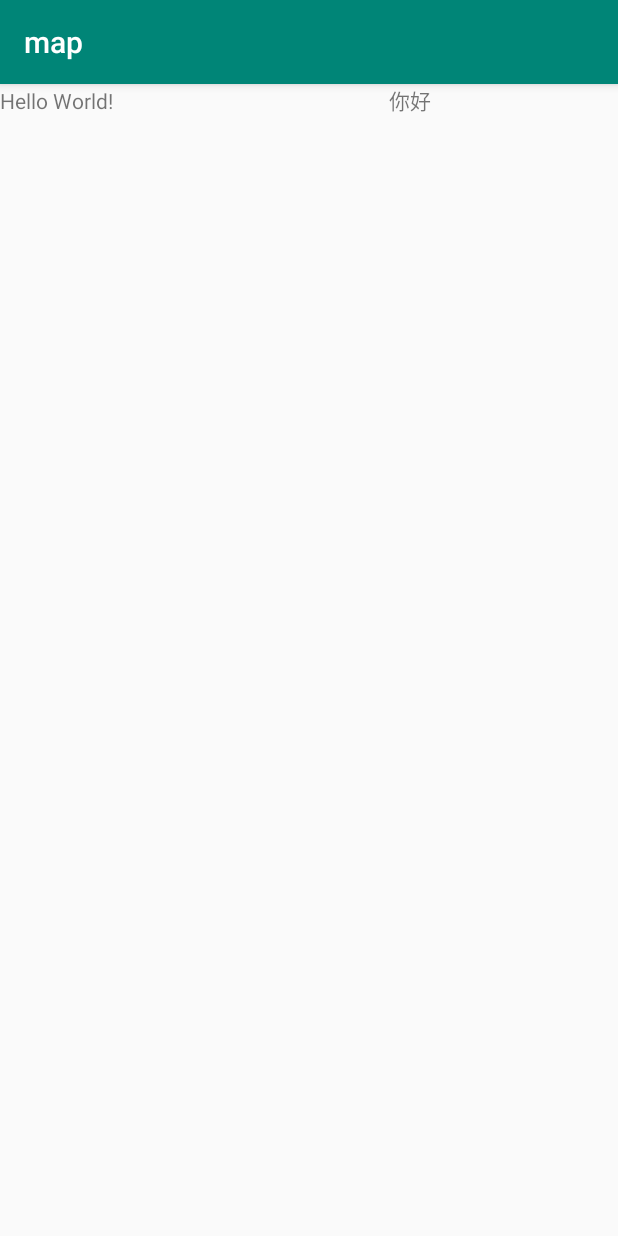
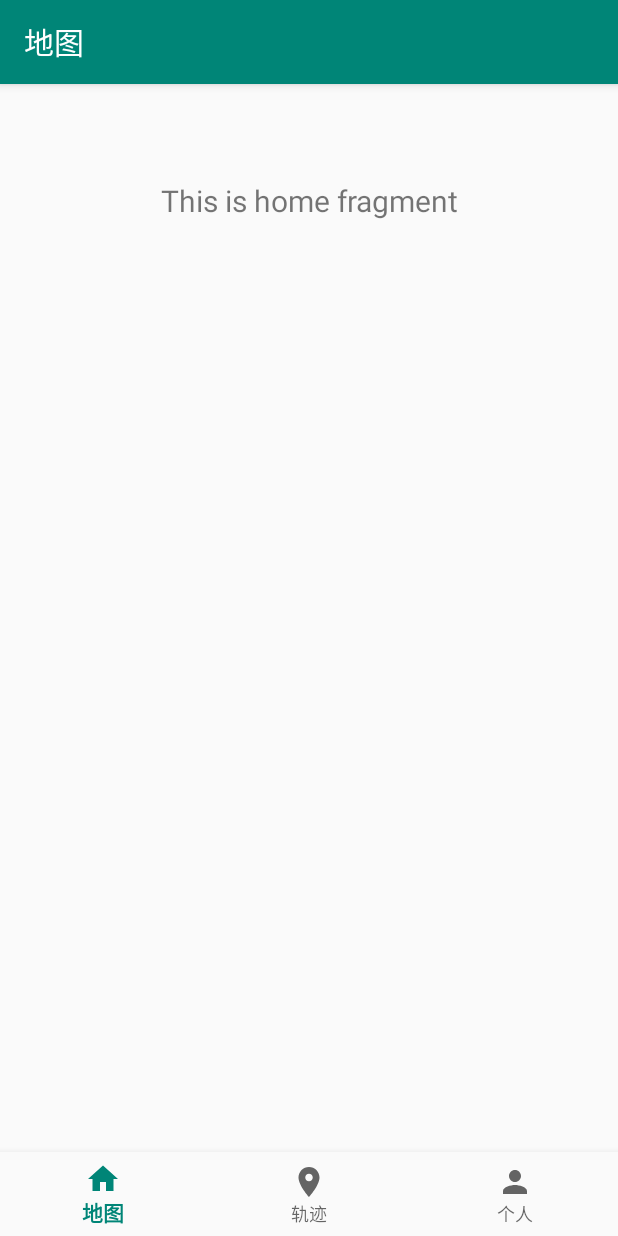
Before and after one commit to yddjyy/map, an Android app: the screen it shows after launch (MainActivity before the commit, navigation01 after it), on a phone screen of 412 x 824 dp. Run offline under Robolectric (Android 15) with nearby library versions, the phone set to English and light mode, and no system bars; our stand-ins replace navigation-ui.

Commit message:
ysj大帅哥

```diff
--- /dev/null
+++ b/app/src/main/java/com/my/map/navigation01.java
@@ -0,0 +1,31 @@
+package com.my.map;
+
+import android.graphics.Typeface;
+import android.os.Bundle;
+import android.widget.TextView;
+
+import com.google.android.material.bottomnavigation.BottomNavigationView;
+
+import androidx.appcompat.app.AppCompatActivity;
+import androidx.navigation.NavController;
+import androidx.navigation.Navigation;
+import androidx.navigation.ui.AppBarConfiguration;
+import androidx.navigation.ui.NavigationUI;
+
+public class navigation01 extends AppCompatActivity {
+    @Override
+    protected void onCreate(Bundle savedInstanceState) {
+        super.onCreate(savedInstanceState);
+        setContentView(R.layout.activity_navigation01);
+        BottomNavigationView navView = findViewById(R.id.nav_view);
+        // Passing each menu ID as a set of Ids because each
+        // menu should be considered as top level destinations.
+        AppBarConfiguration appBarConfiguration = new AppBarConfiguration.Builder(
+                R.id.navigation_home, R.id.navigation_dashboard, R.id.navigation_notifications)
+                .build();
+        NavController navController = Navigation.findNavController(this, R.id.nav_host_fragment);
+        NavigationUI.setupActionBarWithNavController(this, navController, appBarConfiguration);
+        NavigationUI.setupWithNavController(navView, navController);
+    }
+
+}
--- /dev/null
+++ b/app/src/main/java/com/my/map/ui/home/HomeFragment.java
@@ -0,0 +1,35 @@
+package com.my.map.ui.home;
+
+import android.os.Bundle;
+import android.view.LayoutInflater;
+import android.view.View;
+import android.view.ViewGroup;
+import android.widget.TextView;
+
+import androidx.annotation.Nullable;
+import androidx.annotation.NonNull;
+import androidx.fragment.app.Fragment;
+import androidx.lifecycle.Observer;
+import androidx.lifecycle.ViewModelProviders;
+
+import com.my.map.R;
+
+public class HomeFragment extends Fragment {
+
+    private HomeViewModel homeViewModel;
+
+    public View onCreateView(@NonNull LayoutInflater inflater,
+                             ViewGroup container, Bundle savedInstanceState) {
+        homeViewModel =
+                ViewModelProviders.of(this).get(HomeViewModel.class);
+        View root = inflater.inflate(R.layout.fragment_home, container, false);
+        final TextView textView = root.findViewById(R.id.text_home);
+        homeViewModel.getText().observe(this, new Observer<String>() {
+            @Override
+            public void onChanged(@Nullable String s) {
+                textView.setText(s);
+            }
+        });
+        return root;
+    }
+}
--- /dev/null
+++ b/app/src/main/java/com/my/map/ui/home/HomeViewModel.java
@@ -0,0 +1,19 @@
+package com.my.map.ui.home;
+
+import androidx.lifecycle.LiveData;
+import androidx.lifecycle.MutableLiveData;
+import androidx.lifecycle.ViewModel;
+
+public class HomeViewModel extends ViewModel {
+
+    private MutableLiveData<String> mText;
+
+    public HomeViewModel() {
+        mText = new MutableLiveData<>();
+        mText.setValue("This is home fragment");
+    }
+
+    public LiveData<String> getText() {
+        return mText;
+    }
+}
--- /dev/null
+++ b/app/src/main/res/drawable/ic_dashboard_black_24dp.xml
@@ -0,0 +1,9 @@
+<vector xmlns:android="http://schemas.android.com/apk/res/android"
+    android:width="24dp"
+    android:height="24dp"
+    android:viewportWidth="24.0"
+    android:viewportHeight="24.0">
+    <path
+        android:fillColor="#000000"
+        android:pathData="M12,2C8.13,2 5,5.13 5,9c0,5.25 7,13 7,13s7,-7.75 7,-13c0,-3.87 -3.13,-7 -7,-7zM12,11.5c-1.38,0 -2.5,-1.12 -2.5,-2.5s1.12,-2.5 2.5,-2.5 2.5,1.12 2.5,2.5 -1.12,2.5 -2.5,2.5z" />
+</vector>
--- /dev/null
+++ b/app/src/main/res/drawable/ic_home_black_24dp.xml
@@ -0,0 +1,9 @@
+<vector xmlns:android="http://schemas.android.com/apk/res/android"
+    android:width="24dp"
+    android:height="24dp"
+    android:viewportWidth="24.0"
+    android:viewportHeight="24.0">
+    <path
+        android:fillColor="#FF000000"
+        android:pathData="M10,20v-6h4v6h5v-8h3L12,3 2,12h3v8z" />
+</vector>
--- /dev/null
+++ b/app/src/main/res/drawable/ic_notifications_black_24dp.xml
@@ -0,0 +1,9 @@
+<vector xmlns:android="http://schemas.android.com/apk/res/android"
+    android:width="24dp"
+    android:height="24dp"
+    android:viewportWidth="24.0"
+    android:viewportHeight="24.0">
+    <path
+        android:fillColor="#FF000000"
+        android:pathData="M12,12c2.21,0 4,-1.79 4,-4s-1.79,-4 -4,-4 -4,1.79 -4,4 1.79,4 4,4zM12,14c-2.67,0 -8,1.34 -8,4v2h16v-2c0,-2.66 -5.33,-4 -8,-4z" />
+</vector>
--- /dev/null
+++ b/app/src/main/res/layout/activity_navigation01.xml
@@ -0,0 +1,33 @@
+<?xml version="1.0" encoding="utf-8"?>
+<androidx.constraintlayout.widget.ConstraintLayout xmlns:android="http://schemas.android.com/apk/res/android"
+    xmlns:app="http://schemas.android.com/apk/res-auto"
+    android:id="@+id/container"
+    android:layout_width="match_parent"
+    android:layout_height="match_parent"
+    android:paddingTop="?attr/actionBarSize">
+
+    <com.google.android.material.bottomnavigation.BottomNavigationView
+        android:id="@+id/nav_view"
+        android:layout_width="0dp"
+        android:layout_height="wrap_content"
+        android:layout_marginStart="0dp"
+        android:layout_marginEnd="0dp"
+        android:background="?android:attr/windowBackground"
+        app:layout_constraintBottom_toBottomOf="parent"
+        app:layout_constraintLeft_toLeftOf="parent"
+        app:layout_constraintRight_toRightOf="parent"
+        app:menu="@menu/bottom_nav_menu" />
+
+    <fragment
+        android:id="@+id/nav_host_fragment"
+        android:name="androidx.navigation.fragment.NavHostFragment"
+        android:layout_width="match_parent"
+        android:layout_height="match_parent"
+        app:defaultNavHost="true"
+        app:layout_constraintBottom_toTopOf="@id/nav_view"
+        app:layout_constraintLeft_toLeftOf="parent"
+        app:layout_constraintRight_toRightOf="parent"
+        app:layout_constraintTop_toTopOf="parent"
+        app:navGraph="@navigation/mobile_navigation" />
+
+</androidx.constraintlayout.widget.ConstraintLayout>
--- /dev/null
+++ b/app/src/main/res/layout/fragment_home.xml
@@ -0,0 +1,19 @@
+<?xml version="1.0" encoding="utf-8"?>
+<androidx.constraintlayout.widget.ConstraintLayout xmlns:android="http://schemas.android.com/apk/res/android"
+    xmlns:app="http://schemas.android.com/apk/res-auto"
+    android:layout_width="match_parent"
+    android:layout_height="match_parent">
+
+    <TextView
+        android:id="@+id/text_home"
+        android:layout_width="match_parent"
+        android:layout_height="wrap_content"
+        android:layout_marginStart="8dp"
+        android:layout_marginTop="8dp"
+        android:layout_marginEnd="8dp"
+        android:textAlignment="center"
+        android:textSize="20sp"
+        app:layout_constraintEnd_toEndOf="parent"
+        app:layout_constraintStart_toStartOf="parent"
+        app:layout_constraintTop_toTopOf="parent" />
+</androidx.constraintlayout.widget.ConstraintLayout>
--- /dev/null
+++ b/app/src/main/res/menu/bottom_nav_menu.xml
@@ -0,0 +1,19 @@
+<?xml version="1.0" encoding="utf-8"?>
+<menu xmlns:android="http://schemas.android.com/apk/res/android">
+
+    <item
+        android:id="@+id/navigation_home"
+        android:icon="@drawable/ic_home_black_24dp"
+        android:title="@string/title_home" />
+
+    <item
+        android:id="@+id/navigation_dashboard"
+        android:icon="@drawable/ic_dashboard_black_24dp"
+        android:title="@string/title_dashboard" />
+
+    <item
+        android:id="@+id/navigation_notifications"
+        android:icon="@drawable/ic_notifications_black_24dp"
+        android:title="@string/title_notifications" />
+
+</menu>
--- /dev/null
+++ b/app/src/main/res/navigation/mobile_navigation.xml
@@ -0,0 +1,25 @@
+<?xml version="1.0" encoding="utf-8"?>
+<navigation xmlns:android="http://schemas.android.com/apk/res/android"
+    xmlns:app="http://schemas.android.com/apk/res-auto"
+    xmlns:tools="http://schemas.android.com/tools"
+    android:id="@+id/mobile_navigation"
+    app:startDestination="@+id/navigation_home">
+
+    <fragment
+        android:id="@+id/navigation_home"
+        android:name="com.my.map.ui.home.HomeFragment"
+        android:label="@string/title_home"
+        tools:layout="@layout/fragment_home" />
+
+    <fragment
+        android:id="@+id/navigation_dashboard"
+        android:name="com.my.map.ui.dashboard.DashboardFragment"
+        android:label="@string/title_dashboard"
+        tools:layout="@layout/fragment_dashboard" />
+
+    <fragment
+        android:id="@+id/navigation_notifications"
+        android:name="com.my.map.ui.notifications.NotificationsFragment"
+        android:label="@string/title_notifications"
+        tools:layout="@layout/fragment_notifications" />
+</navigation>
--- /dev/null
+++ b/app/src/main/res/values/dimens.xml
@@ -0,0 +1,5 @@
+<resources>
+    <!-- Default screen margins, per the Android Design guidelines. -->
+    <dimen name="activity_horizontal_margin">16dp</dimen>
+    <dimen name="activity_vertical_margin">16dp</dimen>
+</resources>
--- a/app/src/main/res/values/strings.xml
+++ b/app/src/main/res/values/strings.xml
@@ -1,3 +1,8 @@
 <resources>
     <string name="app_name">map</string>
+    <string name="title_activity_navigation01">navigation01</string>
+    <string name="title_home">地图</string>
+    <string name="title_dashboard">轨迹</string>
+    <string name="title_notifications">个人</string>
+    <string name="ditu">&#xe637;</string>
 </resources>
```
Also changed, not shown: app/src/main/AndroidManifest.xml (+7 -4 lines), app/src/main/java/com/my/map/ui/dashboard/DashboardFragment.java (added, +35 -0 lines), app/src/main/java/com/my/map/ui/dashboard/DashboardViewModel.java (added, +19 -0 lines), app/src/main/java/com/my/map/ui/notifications/NotificationsFragment.java (added, +35 -0 lines), app/src/main/java/com/my/map/ui/notifications/NotificationsViewModel.java (added, +19 -0 lines), app/src/main/res/layout/fragment_dashboard.xml (added, +19 -0 lines), app/src/main/res/layout/fragment_notifications.xml (added, +19 -0 lines), app/src/main/assets/iconfont.ttf (added).
